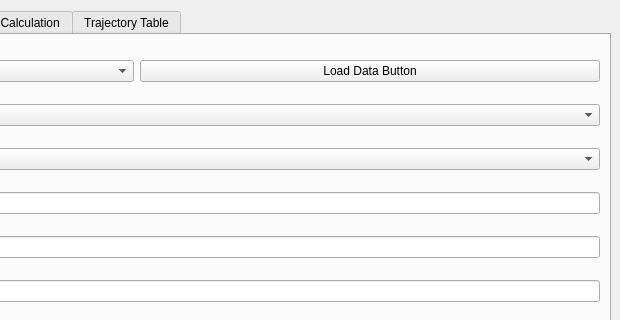
Above: mainwindow.ui from bogflap/BallisticCalculator before the change; both pictures show x 346 to 966 and y 0 to 320 of the 966 by 690 pixel window. Below: the same form after it.
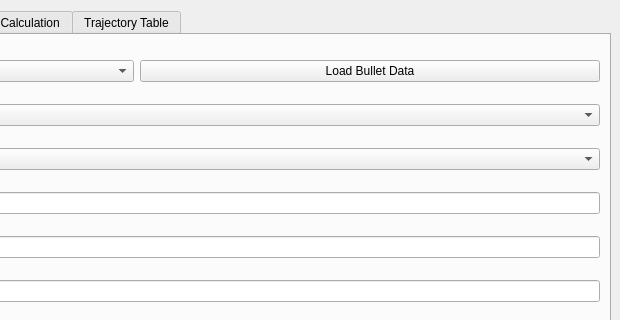
That is the form after the change. The open tabs and pages were chosen to show the change. Custom widgets are drawn as their Qt base class.

Diff of the .ui file:
```diff
--- a/mainwindow.ui
+++ b/mainwindow.ui
@@ -44,7 +44,7 @@
           <item>
            <widget class="QPushButton" name="loadBulletDataButton">
             <property name="text">
-             <string>Load Data Button</string>
+             <string>Load Bullet Data</string>
             </property>
            </widget>
           </item>
```
Left out of the diff: 2 changed lines with no effect on the pictures.
